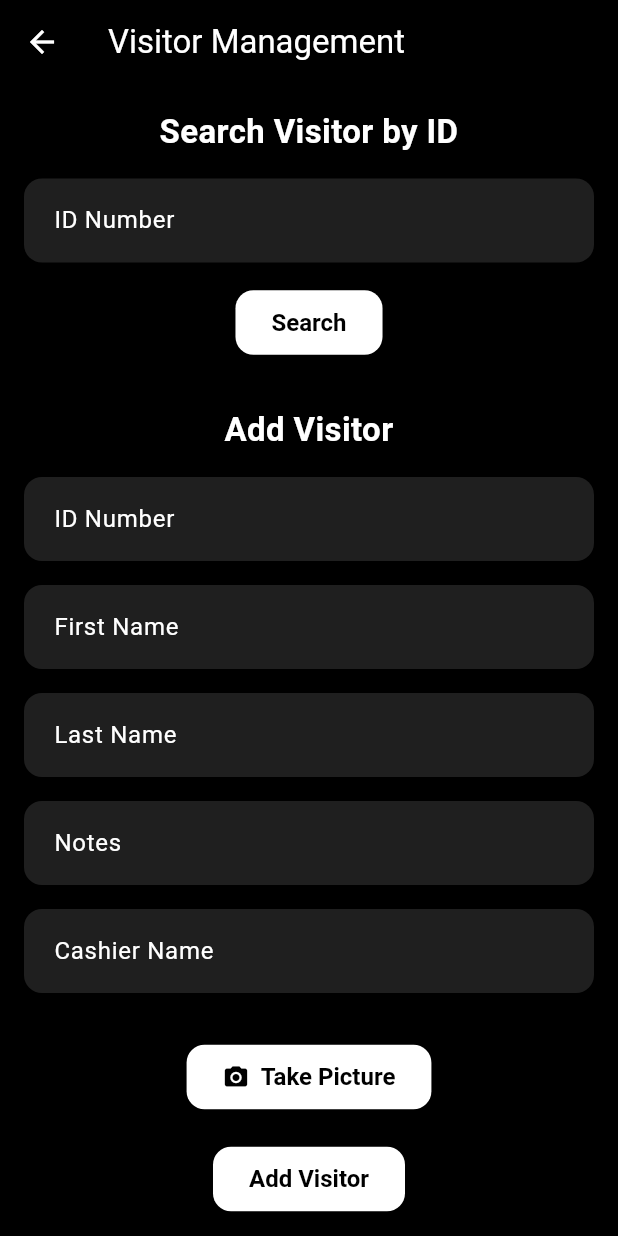
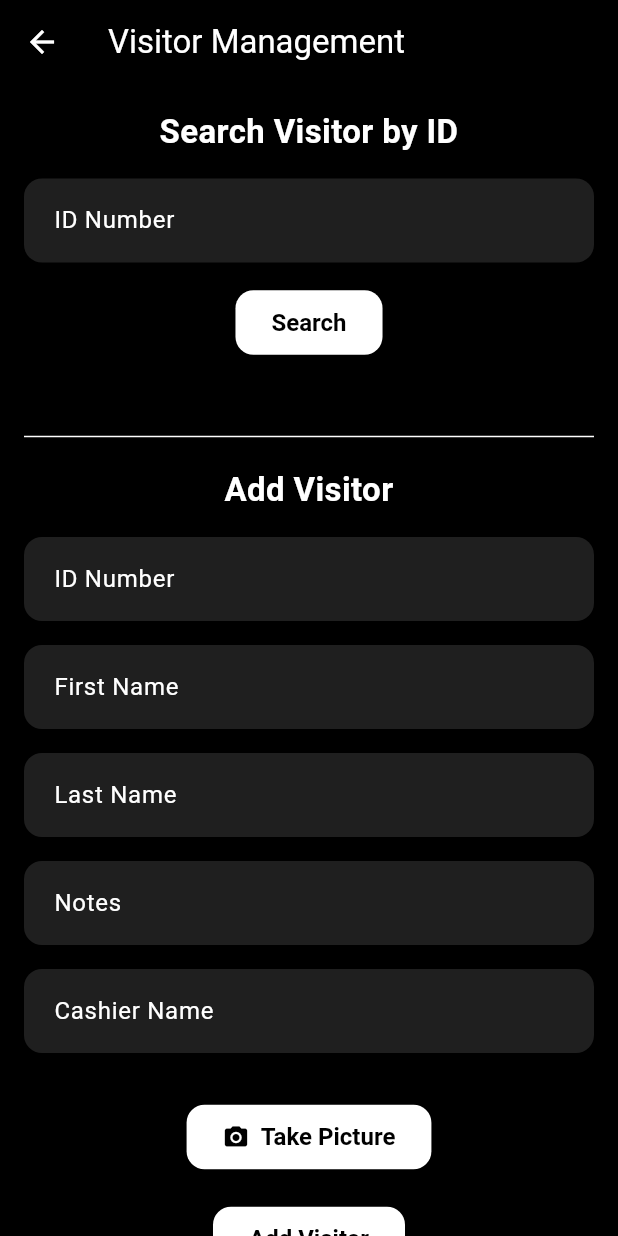
Before and after one commit to MosheT01/LunaParkVisitorSystem, a Flutter app: the VisitorManagementPage screen opened by its route, on a phone screen of 412 x 824 dp. Run offline on Flutter 3.47's test engine with Material 3 defaults, Android fonts, the phone set to English and light mode, and no system bars; our stand-ins replace firebase_auth, firebase_core, firebase_database, firebase_storage, flutter_image_compress, image_picker; accounts and stored records are empty; statements that could not run were skipped.

Commit message:
bettering ui accross the board

```diff
--- a/luna_park_management/lib/visitor_management.dart
+++ b/luna_park_management/lib/visitor_management.dart
@@ -582,6 +582,11 @@ class _VisitorManagementPageState extends State<VisitorManagementPage> {
                         child: const Text('Search'),
                       ),
                       const SizedBox(height: 32),
+                      const Divider(
+                        color: Colors.white,
+                        thickness: 1,
+                        height: 40,
+                      ),
                       const Text(
                         'Add Visitor',
                         textAlign: TextAlign.center,
```
